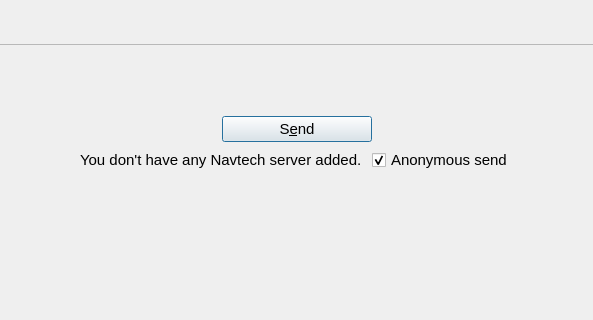
Before: the Qt Designer form src/qt/forms/sendcoinsdialog.ui in navcoin/navcoin-core, drawn with Qt 5; both pictures show x 132 to 725 and y 305 to 625 of the 857 by 773 pixel window.
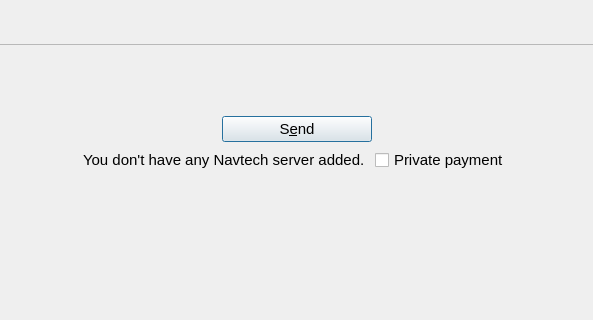
After: the same form once the commit is applied. Icons and pictures are not drawn. Custom widgets are drawn as their Qt base class.

Commit message: gui: change anon checkbox to private payment

Patch:
```diff
--- a/src/qt/forms/sendcoinsdialog.ui
+++ b/src/qt/forms/sendcoinsdialog.ui
@@ -763,10 +763,10 @@
           </font>
          </property>
          <property name="text">
-          <string>Anonymous send</string>
+          <string>Private payment</string>
          </property>
          <property name="checked">
-          <bool>true</bool>
+          <bool>false</bool>
          </property>
         </widget>
        </item>
```
Left out of the diff: 2 changed lines with no effect on the pictures.
